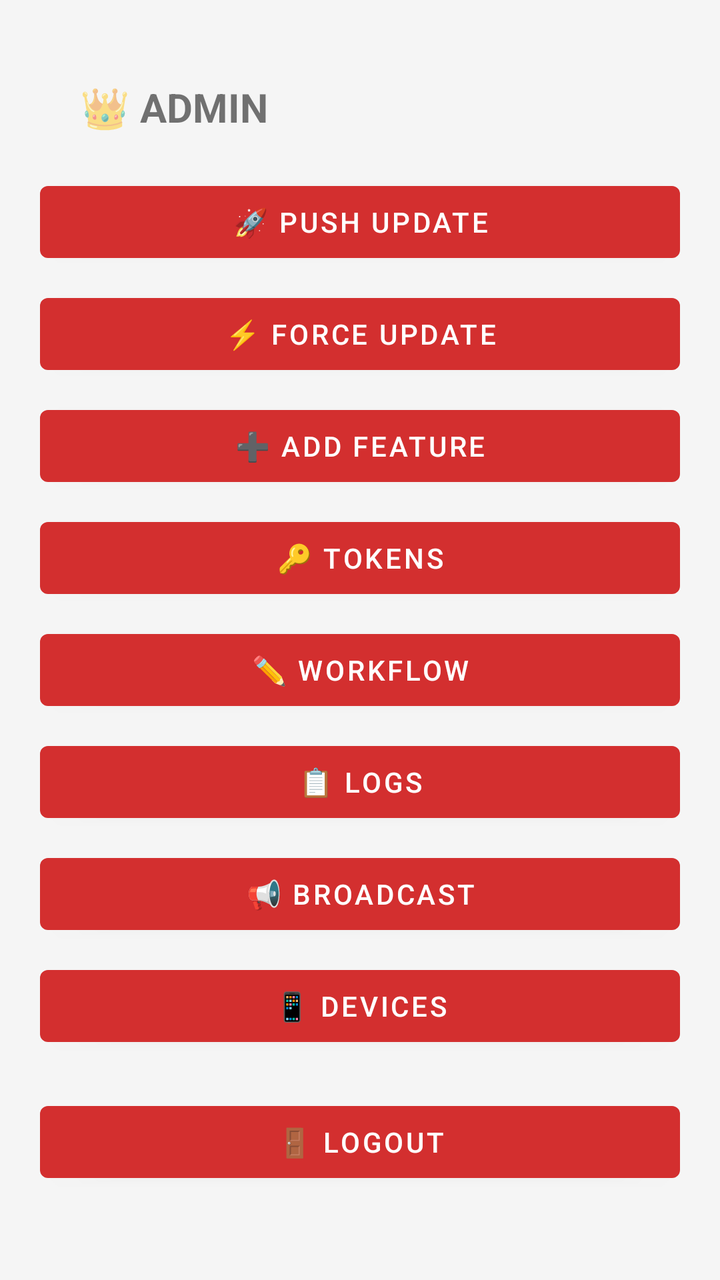
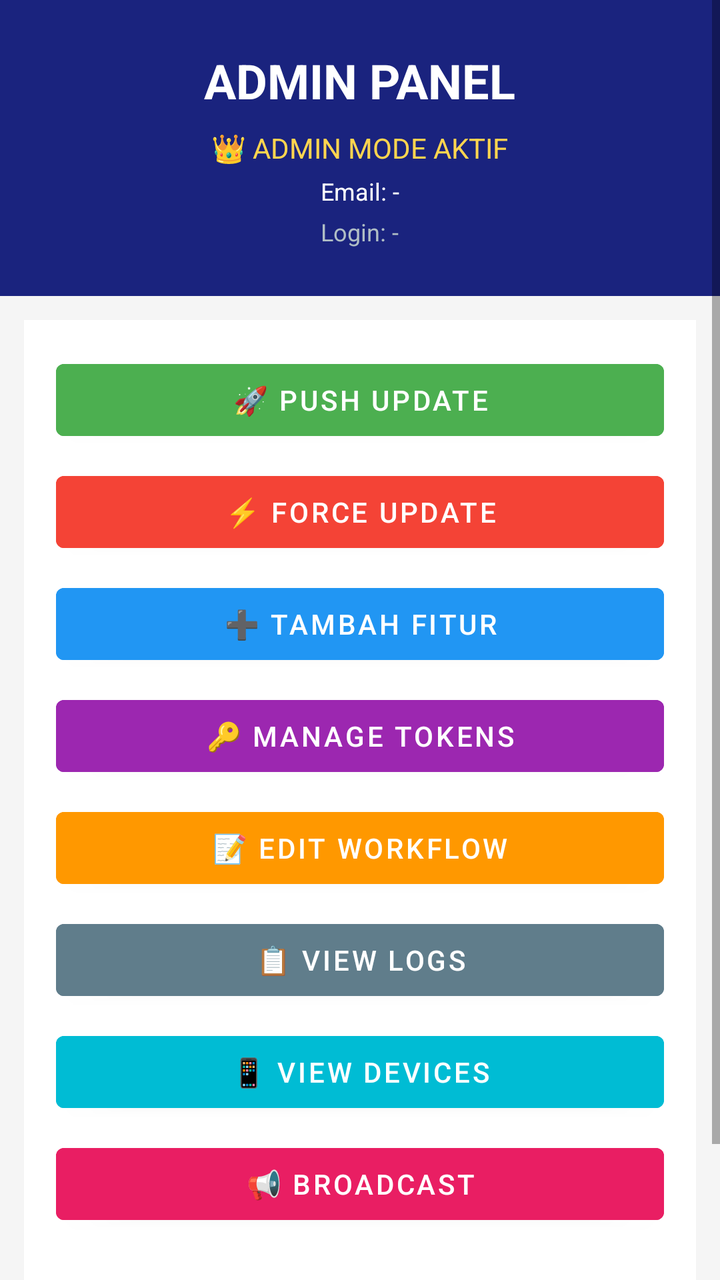

The first picture is an Android layout as it rendered before a commit; the second is the same layout after the commit. The layout source and the unified diff follow.
<!-- AndroidManifest.xml: application theme Theme.YadPipeline -->
<!-- res/layout/activity_admin.xml -->
<?xml version="1.0" encoding="utf-8"?>
<ScrollView xmlns:android="http://schemas.android.com/apk/res/android"
    android:layout_width="match_parent" android:layout_height="match_parent">
    <LinearLayout android:layout_width="match_parent" android:layout_height="wrap_content"
        android:orientation="vertical" android:padding="20dp">
        <TextView android:id="@+id/tvAdminInfo" android:layout_width="match_parent"
            android:layout_height="wrap_content" android:text="👑 ADMIN" android:textSize="20sp"
            android:textStyle="bold" android:padding="20dp" />
        <Button android:id="@+id/btnPushUpdate" android:layout_width="match_parent"
            android:layout_height="wrap_content" android:text="🚀 Push Update" />
        <Button android:id="@+id/btnForceUpdate" android:layout_width="match_parent"
            android:layout_height="wrap_content" android:text="⚡ Force Update"
            android:layout_marginTop="8dp" />
        <Button android:id="@+id/btnAddFeature" android:layout_width="match_parent"
            android:layout_height="wrap_content" android:text="➕ Add Feature"
            android:layout_marginTop="8dp" />
        <Button android:id="@+id/btnManageTokens" android:layout_width="match_parent"
            android:layout_height="wrap_content" android:text="🔑 Tokens"
            android:layout_marginTop="8dp" />
        <Button android:id="@+id/btnEditWorkflow" android:layout_width="match_parent"
            android:layout_height="wrap_content" android:text="✏️ Workflow"
            android:layout_marginTop="8dp" />
        <Button android:id="@+id/btnViewLogs" android:layout_width="match_parent"
            android:layout_height="wrap_content" android:text="📋 Logs"
            android:layout_marginTop="8dp" />
        <Button android:id="@+id/btnBroadcast" android:layout_width="match_parent"
            android:layout_height="wrap_content" android:text="📢 Broadcast"
            android:layout_marginTop="8dp" />
        <Button android:id="@+id/btnViewAllDevices" android:layout_width="match_parent"
            android:layout_height="wrap_content" android:text="📱 Devices"
            android:layout_marginTop="8dp" />
        <Button android:id="@+id/btnLogout" android:layout_width="match_parent"
            android:layout_height="wrap_content" android:text="🚪 Logout"
            android:layout_marginTop="20dp" />
    </LinearLayout>
</ScrollView>
<!-- resources referenced by this layout -->
<resources>
  <style name="Theme.YadPipeline" parent="Theme.MaterialComponents.DayNight.NoActionBar">
          <item name="colorPrimary">@color/brand_primary</item>
          <item name="colorAccent">@color/brand_accent</item>
          <item name="android:windowBackground">@color/bg_light</item>
          <item name="android:statusBarColor">@color/brand_dark</item>
      </style>
  <color name="brand_primary">#D32F2F</color>
  <color name="brand_accent">#FFC107</color>
  <color name="bg_light">#F5F5F5</color>
  <color name="brand_dark">#9A0007</color>
</resources>

<!-- the commit's change to res/layout/activity_admin.xml (unified diff, before → after) -->
@@ -1,36 +1,140 @@
 <?xml version="1.0" encoding="utf-8"?>
 <ScrollView xmlns:android="http://schemas.android.com/apk/res/android"
-    android:layout_width="match_parent" android:layout_height="match_parent">
-    <LinearLayout android:layout_width="match_parent" android:layout_height="wrap_content"
-        android:orientation="vertical" android:padding="20dp">
-        <TextView android:id="@+id/tvAdminInfo" android:layout_width="match_parent"
-            android:layout_height="wrap_content" android:text="👑 ADMIN" android:textSize="20sp"
-            android:textStyle="bold" android:padding="20dp" />
-        <Button android:id="@+id/btnPushUpdate" android:layout_width="match_parent"
-            android:layout_height="wrap_content" android:text="🚀 Push Update" />
-        <Button android:id="@+id/btnForceUpdate" android:layout_width="match_parent"
-            android:layout_height="wrap_content" android:text="⚡ Force Update"
-            android:layout_marginTop="8dp" />
-        <Button android:id="@+id/btnAddFeature" android:layout_width="match_parent"
-            android:layout_height="wrap_content" android:text="➕ Add Feature"
-            android:layout_marginTop="8dp" />
-        <Button android:id="@+id/btnManageTokens" android:layout_width="match_parent"
-            android:layout_height="wrap_content" android:text="🔑 Tokens"
-            android:layout_marginTop="8dp" />
-        <Button android:id="@+id/btnEditWorkflow" android:layout_width="match_parent"
-            android:layout_height="wrap_content" android:text="✏️ Workflow"
-            android:layout_marginTop="8dp" />
-        <Button android:id="@+id/btnViewLogs" android:layout_width="match_parent"
-            android:layout_height="wrap_content" android:text="📋 Logs"
-            android:layout_marginTop="8dp" />
-        <Button android:id="@+id/btnBroadcast" android:layout_width="match_parent"
-            android:layout_height="wrap_content" android:text="📢 Broadcast"
-            android:layout_marginTop="8dp" />
-        <Button android:id="@+id/btnViewAllDevices" android:layout_width="match_parent"
-            android:layout_height="wrap_content" android:text="📱 Devices"
-            android:layout_marginTop="8dp" />
-        <Button android:id="@+id/btnLogout" android:layout_width="match_parent"
-            android:layout_height="wrap_content" android:text="🚪 Logout"
-            android:layout_marginTop="20dp" />
+    android:layout_width="match_parent"
+    android:layout_height="match_parent"
+    android:background="#F5F5F5">
+
+    <LinearLayout
+        android:orientation="vertical"
+        android:layout_width="match_parent"
+        android:layout_height="wrap_content">
+
+        <LinearLayout
+            android:orientation="vertical"
+            android:background="#1A237E"
+            android:padding="24dp"
+            android:layout_width="match_parent"
+            android:layout_height="wrap_content">
+
+            <TextView
+                android:text="ADMIN PANEL"
+                android:textColor="#FFFFFF"
+                android:textSize="24sp"
+                android:textStyle="bold"
+                android:layout_gravity="center"
+                android:layout_width="wrap_content"
+                android:layout_height="wrap_content"/>
+
+            <TextView
+                android:id="@+id/tvAdminStatus"
+                android:text="👑 ADMIN MODE AKTIF"
+                android:textColor="#FFD54F"
+                android:textSize="14sp"
+                android:layout_gravity="center"
+                android:layout_marginTop="8dp"
+                android:layout_width="wrap_content"
+                android:layout_height="wrap_content"/>
+
+            <TextView
+                android:id="@+id/tvAdminEmail"
+                android:text="Email: -"
+                android:textColor="#FFFFFF"
+                android:textSize="12sp"
+                android:layout_gravity="center"
+                android:layout_marginTop="4dp"
+                android:layout_width="wrap_content"
+                android:layout_height="wrap_content"/>
+
+            <TextView
+                android:id="@+id/tvAdminLogin"
+                android:text="Login: -"
+                android:textColor="#B0BEC5"
+                android:textSize="12sp"
+                android:layout_gravity="center"
+                android:layout_marginTop="4dp"
+                android:layout_width="wrap_content"
+                android:layout_height="wrap_content"/>
+        </LinearLayout>
+
+        <LinearLayout
+            android:orientation="vertical"
+            android:background="#FFFFFF"
+            android:padding="16dp"
+            android:layout_margin="12dp"
+            android:layout_width="match_parent"
+            android:layout_height="wrap_content">
+
+            <Button android:id="@+id/btnPushUpdate"
+                android:text="🚀 PUSH UPDATE"
+                android:backgroundTint="#4CAF50"
+                android:textColor="#FFFFFF"
+                android:layout_marginBottom="8dp"
+                android:layout_width="match_parent"
+                android:layout_height="wrap_content"/>
+
+            <Button android:id="@+id/btnForceUpdate"
+                android:text="⚡ FORCE UPDATE"
+                android:backgroundTint="#F44336"
+                android:textColor="#FFFFFF"
+                android:layout_marginBottom="8dp"
+                android:layout_width="match_parent"
+                android:layout_height="wrap_content"/>
+
+            <Button android:id="@+id/btnTambahFitur"
+                android:text="➕ TAMBAH FITUR"
+                android:backgroundTint="#2196F3"
+                android:textColor="#FFFFFF"
+                android:layout_marginBottom="8dp"
+                android:layout_width="match_parent"
+                android:layout_height="wrap_content"/>
+
+            <Button android:id="@+id/btnManageTokens"
+                android:text="🔑 MANAGE TOKENS"
+                android:backgroundTint="#9C27B0"
+                android:textColor="#FFFFFF"
+                android:layout_marginBottom="8dp"
+                android:layout_width="match_parent"
+                android:layout_height="wrap_content"/>
+
+            <Button android:id="@+id/btnEditWorkflow"
+                android:text="📝 EDIT WORKFLOW"
+                android:backgroundTint="#FF9800"
+                android:textColor="#FFFFFF"
+                android:layout_marginBottom="8dp"
+                android:layout_width="match_parent"
+                android:layout_height="wrap_content"/>
+
+            <Button android:id="@+id/btnViewLogs"
+                android:text="📋 VIEW LOGS"
+                android:backgroundTint="#607D8B"
+                android:textColor="#FFFFFF"
+                android:layout_marginBottom="8dp"
+                android:layout_width="match_parent"
+                android:layout_height="wrap_content"/>
+
+            <Button android:id="@+id/btnViewDevices"
+                android:text="📱 VIEW DEVICES"
+                android:backgroundTint="#00BCD4"
+                android:textColor="#FFFFFF"
+                android:layout_marginBottom="8dp"
+                android:layout_width="match_parent"
+                android:layout_height="wrap_content"/>
+
+            <Button android:id="@+id/btnBroadcast"
+                android:text="📢 BROADCAST"
+                android:backgroundTint="#E91E63"
+                android:textColor="#FFFFFF"
+                android:layout_marginBottom="8dp"
+                android:layout_width="match_parent"
+                android:layout_height="wrap_content"/>
+
+            <Button android:id="@+id/btnLogout"
+                android:text="🚪 LOGOUT"
+                android:backgroundTint="#757575"
+                android:textColor="#FFFFFF"
+                android:layout_marginTop="16dp"
+                android:layout_width="match_parent"
+                android:layout_height="wrap_content"/>
+        </LinearLayout>
     </LinearLayout>
 </ScrollView>
<!-- resource entries referenced after the edit -->
@@ -1,14 +1,13 @@
 <!-- resources referenced by this layout -->
 <resources>
   <style name="Theme.YadPipeline" parent="Theme.MaterialComponents.DayNight.NoActionBar">
-          <item name="colorPrimary">@color/brand_primary</item>
-          <item name="colorAccent">@color/brand_accent</item>
-          <item name="android:windowBackground">@color/bg_light</item>
-          <item name="android:statusBarColor">@color/brand_dark</item>
+          <item name="colorPrimary">#1A237E</item>
+          <item name="colorPrimaryVariant">#0D47A1</item>
+          <item name="colorOnPrimary">#FFFFFF</item>
+          <item name="colorSecondary">#FF9800</item>
+          <item name="colorSecondaryVariant">#F57C00</item>
+          <item name="colorOnSecondary">#FFFFFF</item>
+          <item name="android:statusBarColor" tools:targetApi="l">#0D47A1</item>
       </style>
-  <color name="brand_primary">#D32F2F</color>
-  <color name="brand_accent">#FFC107</color>
-  <color name="bg_light">#F5F5F5</color>
-  <color name="brand_dark">#9A0007</color>
 </resources>
 
